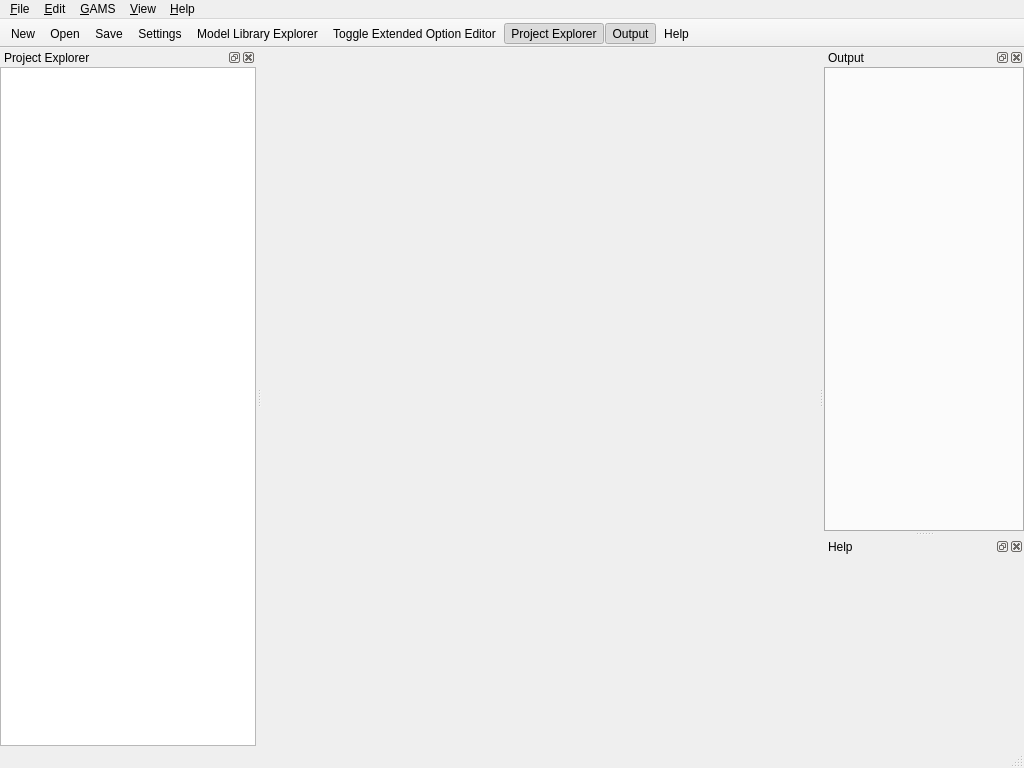
First picture: the form in src/mainwindow.ui, repository GAMS-dev/studio, before the edit.
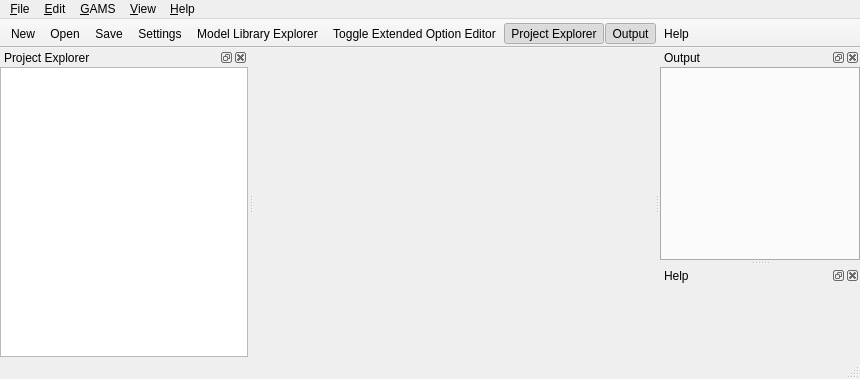
Second picture: the form after the edit. Icons and pictures are not drawn. Custom widgets are drawn as their Qt base class.

Commit message: changelog tab using qrc

What changed in the file:
```diff
--- a/src/mainwindow.ui
+++ b/src/mainwindow.ui
@@ -6,8 +6,8 @@
    <rect>
     <x>0</x>
     <y>0</y>
-    <width>1024</width>
-    <height>768</height>
+    <width>860</width>
+    <height>379</height>
    </rect>
   </property>
   <property name="minimumSize">
@@ -100,8 +100,8 @@
     <rect>
      <x>0</x>
      <y>0</y>
-     <width>1024</width>
-     <height>18</height>
+     <width>860</width>
+     <height>26</height>
     </rect>
    </property>
    <widget class="QMenu" name="menuFile">
```
The commit also changes 4 other files.
